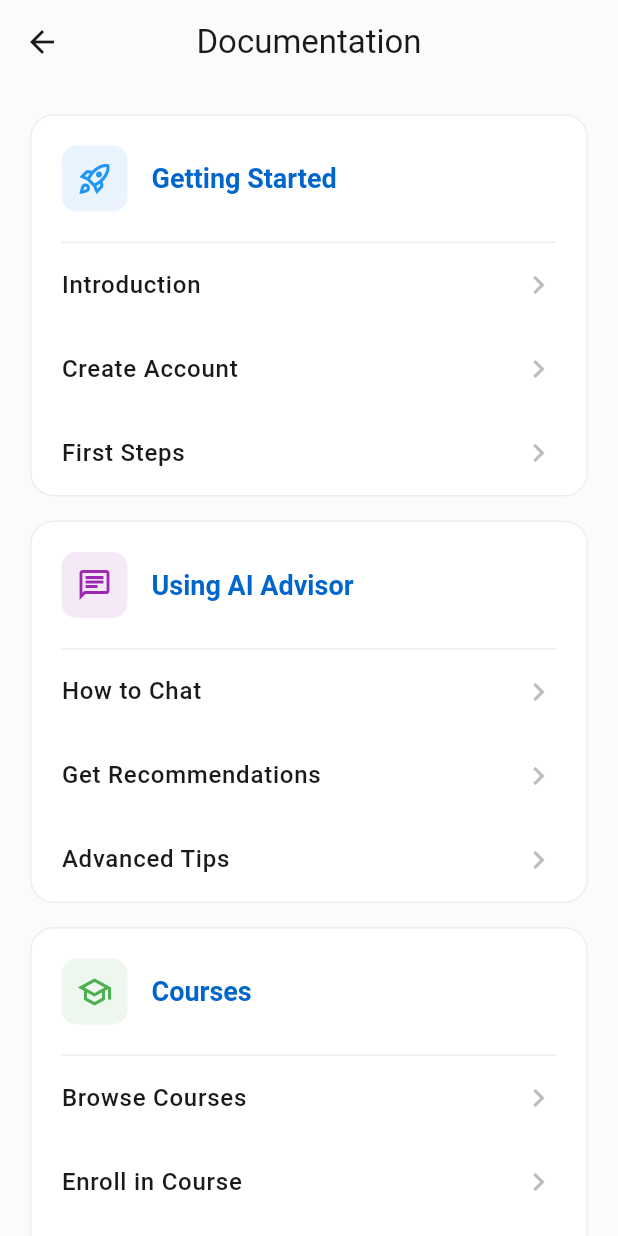
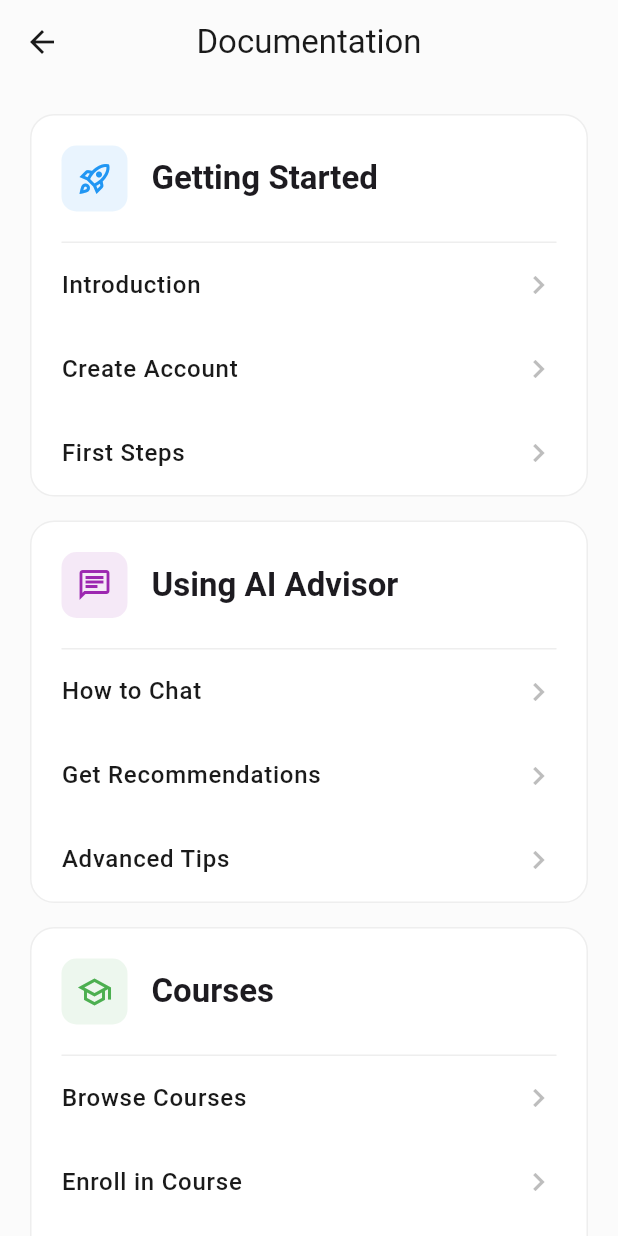
Before and after one commit to mohamed-Ihab55/machinfy_agent, a Flutter app: the DocumentationScreen screen opened directly, on a phone screen of 412 x 824 dp. Run offline on Flutter 3.47's test engine with Material 3 defaults, Android fonts, the phone set to English and light mode, and no system bars; our stand-ins replace bloc, equatable, firebase_auth, firebase_core, flutter_bloc, shared_preferences; accounts and stored records are empty.

Commit message:
documentation created successfully

```diff
--- /dev/null
+++ b/lib/features/help_support/presentation/models/documentation_data.dart
@@ -0,0 +1,37 @@
+import 'package:flutter/material.dart';
+import 'package:machinfy_agent/features/help_support/presentation/models/documentation_section_model.dart';
+
+class DocumentationData {
+  static const sections = [
+    DocSection(
+      title: 'Getting Started',
+      icon: Icons.rocket_launch_outlined,
+      color: Color(0xFF2196F3),
+      items: ['Introduction', 'Create Account', 'First Steps'],
+    ),
+    DocSection(
+      title: 'Using AI Advisor',
+      icon: Icons.chat_outlined,
+      color: Color(0xFF9C27B0),
+      items: ['How to Chat', 'Get Recommendations', 'Advanced Tips'],
+    ),
+    DocSection(
+      title: 'Courses',
+      icon: Icons.school_outlined,
+      color: Color(0xFF4CAF50),
+      items: ['Browse Courses', 'Enroll in Course', 'Track Progress'],
+    ),
+    DocSection(
+      title: 'Your Account',
+      icon: Icons.person_outline,
+      color: Color(0xFFFF9800),
+      items: ['Manage Profile', 'Settings', 'Security'],
+    ),
+    DocSection(
+      title: 'Need Help?',
+      icon: Icons.help_outline,
+      color: Color(0xFFF44336),
+      items: ['Common Issues', 'Contact Support'],
+    ),
+  ];
+}
--- /dev/null
+++ b/lib/features/help_support/presentation/models/documentation_section_model.dart
@@ -0,0 +1,15 @@
+import 'package:flutter/material.dart';
+
+class DocSection {
+  final String title;
+  final IconData icon;
+  final Color color;
+  final List<String> items;
+
+  const DocSection({
+    required this.title,
+    required this.icon,
+    required this.color,
+    required this.items,
+  });
+}
--- /dev/null
+++ b/lib/features/help_support/presentation/widget/custom_appbar.dart
@@ -0,0 +1,13 @@
+import 'package:flutter/material.dart';
+
+class CustomAppBar extends StatelessWidget implements PreferredSizeWidget {
+  const CustomAppBar({super.key, required this.title});
+  final String title;
+  @override
+  Widget build(BuildContext context) {
+    return AppBar(title: Text(title), centerTitle: true);
+  }
+
+  @override
+  Size get preferredSize => const Size.fromHeight(kToolbarHeight);
+}
--- /dev/null
+++ b/lib/features/help_support/presentation/widget/doc_item_tile.dart
@@ -0,0 +1,52 @@
+import 'package:flutter/material.dart';
+import 'package:machinfy_agent/features/help_support/presentation/widget/documentation_screen_details.dart';
+
+class DocItemTile extends StatelessWidget {
+  final String title;
+  final Color color;
+
+  const DocItemTile({
+    super.key,
+    required this.title,
+    required this.color,
+  });
+
+  @override
+  Widget build(BuildContext context) {
+    final theme = Theme.of(context);
+    final isDark = theme.brightness == Brightness.dark;
+
+    return InkWell(
+      onTap: () {
+        Navigator.push(
+          context,
+          MaterialPageRoute(
+            builder: (_) => DocDetailScreen(
+              title: title,
+              color: color,
+            ),
+          ),
+        );
+      },
+      child: Padding(
+        padding: const EdgeInsets.symmetric(horizontal: 20, vertical: 16),
+        child: Row(
+          children: [
+            Expanded(
+              child: Text(
+                title,
+                style: theme.textTheme.bodyLarge?.copyWith(
+                  fontWeight: FontWeight.w500,
+                ),
+              ),
+            ),
+            Icon(
+              Icons.chevron_right,
+              color: isDark ? Colors.white38 : Colors.grey.shade400,
+            ),
+          ],
+        ),
+      ),
+    );
+  }
+}
--- /dev/null
+++ b/lib/features/help_support/presentation/widget/doc_section_header.dart
@@ -0,0 +1,38 @@
+import 'package:flutter/material.dart';
+import 'package:machinfy_agent/features/help_support/presentation/models/documentation_section_model.dart';
+
+class SectionHeader extends StatelessWidget {
+  final DocSection section;
+
+  const SectionHeader({super.key, required this.section});
+
+  @override
+  Widget build(BuildContext context) {
+    final theme = Theme.of(context);
+
+    return Padding(
+      padding: const EdgeInsets.all(20),
+      child: Row(
+        children: [
+          Container(
+            padding: const EdgeInsets.all(10),
+            decoration: BoxDecoration(
+              color: section.color.withValues(alpha: 0.1),
+              borderRadius: BorderRadius.circular(10),
+            ),
+            child: Icon(section.icon, color: section.color),
+          ),
+          const SizedBox(width: 16),
+          Expanded(
+            child: Text(
+              section.title,
+              style: theme.textTheme.titleLarge?.copyWith(
+                fontWeight: FontWeight.bold,
+              ),
+            ),
+          ),
+        ],
+      ),
+    );
+  }
+}
--- a/lib/features/help_support/presentation/widget/documentation_screen.dart
+++ b/lib/features/help_support/presentation/widget/documentation_screen.dart
@@ -1,194 +1,24 @@
 import 'package:flutter/material.dart';
-import 'package:machinfy_agent/core/constants.dart';
-import 'package:machinfy_agent/features/help_support/presentation/widget/documentation_screen_details.dart';
+import 'package:machinfy_agent/features/help_support/presentation/models/documentation_data.dart';
+import 'package:machinfy_agent/features/help_support/presentation/widget/custom_appbar.dart';
+import 'package:machinfy_agent/features/help_support/presentation/widget/documentation_Sec_card.dart';
 
 class DocumentationScreen extends StatelessWidget {
-  const DocumentationScreen({Key? key}) : super(key: key);
+  const DocumentationScreen({super.key});
 
   @override
   Widget build(BuildContext context) {
-    final theme = Theme.of(context);
-    final isDark = theme.brightness == Brightness.dark;
-
     return Scaffold(
-      appBar: AppBar(title: const Text('Documentation'), centerTitle: true),
-      body: ListView(
+      appBar: const CustomAppBar(title: 'Documentation'),
+      body: ListView.separated(
         padding: const EdgeInsets.all(20),
-        children: [
-          // Getting Started
-          _buildSection(
-            context,
-            theme: theme,
-            isDark: isDark,
-            title: 'Getting Started',
-            icon: Icons.rocket_launch_outlined,
-            color: const Color(0xFF2196F3),
-            items: ['Introduction', 'Create Account', 'First Steps'],
-          ),
-
-          const SizedBox(height: 16),
-
-          // Using AI Advisor
-          _buildSection(
-            context,
-            theme: theme,
-            isDark: isDark,
-            title: 'Using AI Advisor',
-            icon: Icons.chat_outlined,
-            color: const Color(0xFF9C27B0),
-            items: ['How to Chat', 'Get Recommendations', 'Advanced Tips'],
-          ),
-
-          const SizedBox(height: 16),
-
-          // Courses
-          _buildSection(
-            context,
-            theme: theme,
-            isDark: isDark,
-            title: 'Courses',
-            icon: Icons.school_outlined,
-            color: const Color(0xFF4CAF50),
-            items: ['Browse Courses', 'Enroll in Course', 'Track Progress'],
-          ),
-
-          const SizedBox(height: 16),
-
-          // Account
-          _buildSection(
-            context,
-            theme: theme,
-            isDark: isDark,
-            title: 'Your Account',
-            icon: Icons.person_outline,
-            color: const Color(0xFFFF9800),
-            items: ['Manage Profile', 'Settings', 'Security'],
-          ),
-
-          const SizedBox(height: 16),
-
-          // Help
-          _buildSection(
-            context,
-            theme: theme,
-            isDark: isDark,
-            title: 'Need Help?',
-            icon: Icons.help_outline,
-            color: const Color(0xFFF44336),
-            items: ['Common Issues', 'Contact Support'],
-          ),
-        ],
-      ),
-    );
-  }
-
-  Widget _buildSection(
-    BuildContext context, {
-    required ThemeData theme,
-    required bool isDark,
-    required String title,
-    required IconData icon,
-    required Color color,
-    required List<String> items,
-  }) {
-    return Container(
-      decoration: BoxDecoration(
-        color: isDark ? kDarkSurfaceColor : Colors.white,
-        borderRadius: BorderRadius.circular(16),
-        border: Border.all(
-          color: isDark
-              ? Colors.white.withValues(alpha: 0.1)
-              : Colors.grey[200]!,
-        ),
-      ),
-      child: Column(
-        crossAxisAlignment: CrossAxisAlignment.start,
-        children: [
-          // Header
-          Padding(
-            padding: const EdgeInsets.all(20),
-            child: Row(
-              children: [
-                Container(
-                  padding: const EdgeInsets.all(10),
-                  decoration: BoxDecoration(
-                    color: color.withValues(alpha: 0.1),
-                    borderRadius: BorderRadius.circular(10),
-                  ),
-                  child: Icon(icon, color: color, size: 24),
-                ),
-                const SizedBox(width: 16),
-                Expanded(
-                  child: Text(
-                    title,
-                    style: theme.textTheme.headlineMedium?.copyWith(
-                      fontWeight: FontWeight.bold,
-                    ),
-                  ),
-                ),
-              ],
-            ),
-          ),
-
-          Divider(
-            height: 1,
-            indent: 20,
-            endIndent: 20,
-            color: isDark
-                ? Colors.white.withValues(alpha: 0.1)
-                : Colors.grey[200],
-          ),
-
-          // Items
-          ...items.map(
-            (item) => _buildDocItem(
-              context,
-              theme: theme,
-              isDark: isDark,
-              title: item,
-              color: color,
-            ),
-          ),
-        ],
-      ),
-    );
-  }
-
-  Widget _buildDocItem(
-    BuildContext context, {
-    required ThemeData theme,
-    required bool isDark,
-    required String title,
-    required Color color,
-  }) {
-    return InkWell(
-      onTap: () {
-        Navigator.push(
-          context,
-          MaterialPageRoute(
-            builder: (context) => DocDetailScreen(title: title, color: color),
-          ),
-        );
-      },
-      child: Padding(
-        padding: const EdgeInsets.symmetric(horizontal: 20, vertical: 16),
-        child: Row(
-          children: [
-            Expanded(
-              child: Text(
-                title,
-                style: theme.textTheme.bodyLarge?.copyWith(
-                  fontWeight: FontWeight.w500,
-                ),
-              ),
-            ),
-            Icon(
-              Icons.chevron_right,
-              color: isDark ? Colors.white38 : Colors.grey[400],
-              size: 24,
-            ),
-          ],
-        ),
+        itemCount: DocumentationData.sections.length,
+        separatorBuilder: (_, __) => const SizedBox(height: 16),
+        itemBuilder: (context, index) {
+          return DocSectionCard(
+            section: DocumentationData.sections[index],
+          );
+        },
       ),
     );
   }
--- /dev/null
+++ b/lib/features/help_support/presentation/widget/documentation_sec_card.dart
@@ -0,0 +1,45 @@
+import 'package:flutter/material.dart';
+import 'package:machinfy_agent/core/constants.dart';
+import 'package:machinfy_agent/features/help_support/presentation/models/documentation_section_model.dart';
+import 'package:machinfy_agent/features/help_support/presentation/widget/doc_item_tile.dart';
+import 'package:machinfy_agent/features/help_support/presentation/widget/doc_section_header.dart';
+
+class DocSectionCard extends StatelessWidget {
+  final DocSection section;
+
+  const DocSectionCard({super.key, required this.section});
+
+  @override
+  Widget build(BuildContext context) {
+    final theme = Theme.of(context);
+    final isDark = theme.brightness == Brightness.dark;
+
+    return Container(
+      decoration: BoxDecoration(
+        color: isDark ? kDarkSurfaceColor : Colors.white,
+        borderRadius: BorderRadius.circular(16),
+        border: Border.all(
+          color: isDark
+              ? Colors.white.withValues(alpha: 0.1)
+              : Colors.grey.shade200,
+        ),
+      ),
+      child: Column(
+        children: [
+          SectionHeader(section: section),
+          Divider(
+            height: 1,
+            indent: 20,
+            endIndent: 20,
+            color: isDark
+                ? Colors.white.withValues(alpha: 0.1)
+                : Colors.grey.shade200,
+          ),
+          ...section.items.map(
+            (item) => DocItemTile(title: item, color: section.color),
+          ),
+        ],
+      ),
+    );
+  }
+}
--- a/lib/features/help_support/presentation/widget/faq_custom_appbar.dart
+++ /dev/null
@@ -1,16 +0,0 @@
-import 'package:flutter/material.dart';
-
-class FAQsAppBar extends StatelessWidget implements PreferredSizeWidget {
-  const FAQsAppBar({super.key});
-
-  @override
-  Widget build(BuildContext context) {
-    return AppBar(
-      title: const Text('FAQs'),
-      centerTitle: true,
-    );
-  }
-
-  @override
-  Size get preferredSize => const Size.fromHeight(kToolbarHeight);
-}
--- a/lib/features/help_support/presentation/widget/faqs_body_screen.dart
+++ b/lib/features/help_support/presentation/widget/faqs_body_screen.dart
@@ -1,7 +1,7 @@
 import 'package:flutter/material.dart';
 import 'package:machinfy_agent/features/help_support/presentation/models/faq_data.dart';
 import 'package:machinfy_agent/features/help_support/presentation/models/faq_item_model.dart';
-import 'package:machinfy_agent/features/help_support/presentation/widget/faq_custom_appbar.dart';
+import 'package:machinfy_agent/features/help_support/presentation/widget/custom_appbar.dart';
 import 'package:machinfy_agent/features/help_support/presentation/widget/faq_empty_state.dart';
 import 'package:machinfy_agent/features/help_support/presentation/widget/faq_list.dart';
 import 'package:machinfy_agent/features/help_support/presentation/widget/faq_search_section.dart';
@@ -50,7 +50,7 @@
     // final isDark = theme.brightness == Brightness.dark;
 
     return Scaffold(
-      appBar: const FAQsAppBar(),
+      appBar: const CustomAppBar(title: 'FAQs'),
       body: Column(
         children: [
           SearchSection(
```
